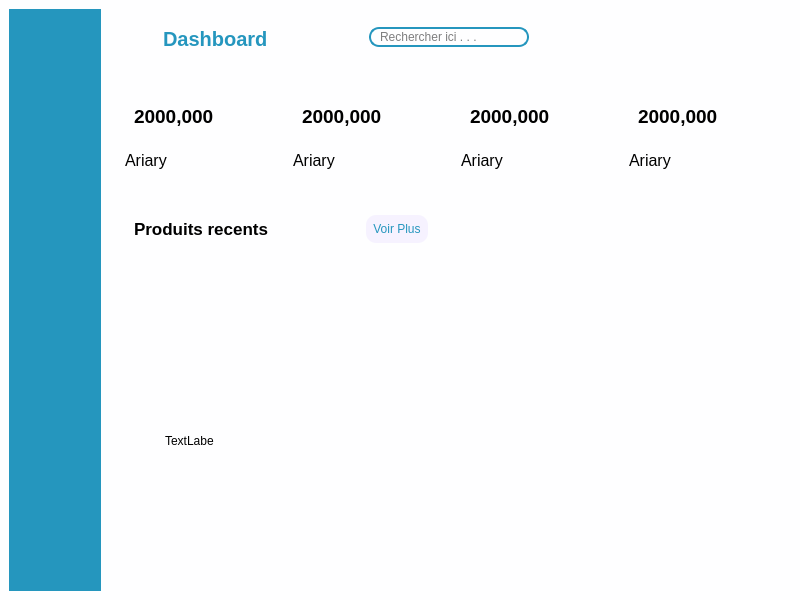
Qt form views/main_window.ui (ninohantonio/Store-Management) before a commit.
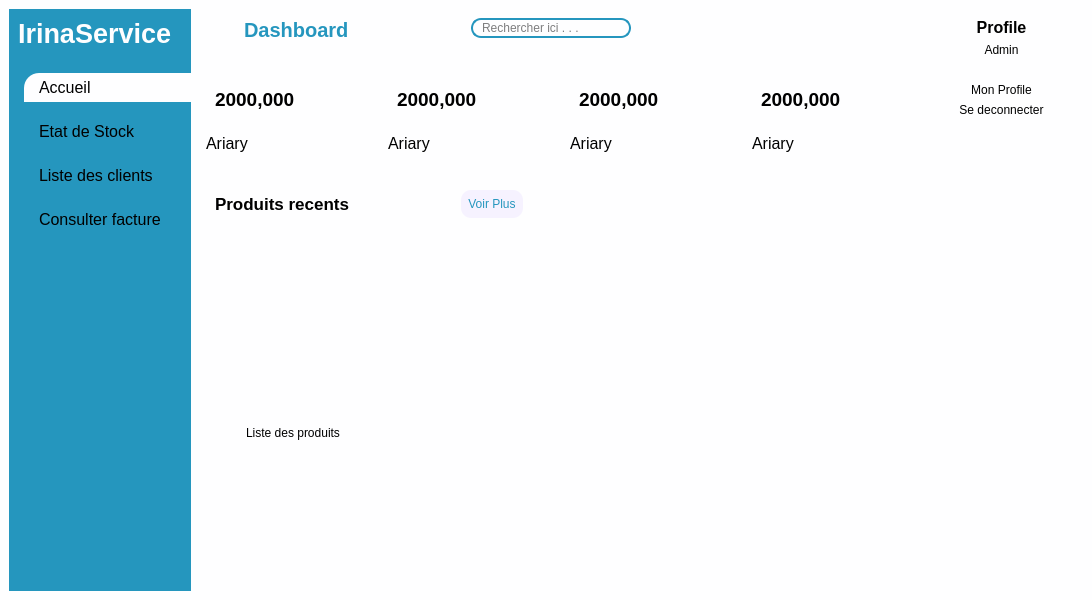
The same form after that commit. Icons and pictures are not drawn.

```diff
--- a/views/main_window.ui
+++ b/views/main_window.ui
@@ -6,17 +6,17 @@
    <rect>
     <x>0</x>
     <y>0</y>
-    <width>800</width>
+    <width>1092</width>
     <height>600</height>
    </rect>
   </property>
   <property name="windowTitle">
-   <string>MainWindow</string>
+   <string>Irina Service</string>
   </property>
   <widget class="QWidget" name="centralwidget">
    <property name="styleSheet">
     <string notr="true">#centralwidget{
-	background-color: #fefeff
+	background-color: #fefeff;
 }
 
 *{
@@ -53,11 +53,261 @@
 	padding: 7px;
 	border-radius: 10px;
 	box-shadow: 0px 0px 10px 0px #000;
+}
+
+#irinaServiceLabel{
+	color: #fefeff;
+}
+
+#menuFrame QPushButton{
+	text-align: left;
+	padding: 5px 15px;
+}
+
+#menuFrame #btn1{
+	background-color: #fefeff;
+	border-top-left-radius: 15px;
+}
+
+#profileContainer{
+	background-color: #fefeff;
+	border-radius: 20px;
 }</string>
    </property>
    <layout class="QHBoxLayout" name="horizontalLayout">
+    <property name="rightMargin">
+     <number>0</number>
+    </property>
     <item>
-     <widget class="QWidget" name="leftMenu" native="true"/>
+     <widget class="QWidget" name="leftMenu" native="true">
+      <layout class="QVBoxLayout" name="verticalLayout_7">
+       <property name="spacing">
+        <number>0</number>
+       </property>
+       <property name="leftMargin">
+        <number>0</number>
+       </property>
+       <property name="topMargin">
+        <number>0</number>
+       </property>
+       <property name="rightMargin">
+        <number>0</number>
+       </property>
+       <property name="bottomMargin">
+        <number>0</number>
+       </property>
+       <item>
+        <widget class="QFrame" name="frame_7">
+         <property name="sizePolicy">
+          <sizepolicy hsizetype="Preferred" vsizetype="Expanding">
+           <horstretch>0</horstretch>
+           <verstretch>0</verstretch>
+          </sizepolicy>
+         </property>
+         <property name="frameShape">
+          <enum>QFrame::Shape::StyledPanel</enum>
+         </property>
+         <property name="frameShadow">
+          <enum>QFrame::Shadow::Raised</enum>
+         </property>
+         <layout class="QVBoxLayout" name="verticalLayout_8">
+          <property name="spacing">
+           <number>0</number>
+          </property>
+          <property name="leftMargin">
+           <number>0</number>
+          </property>
+          <property name="topMargin">
+           <number>0</number>
+          </property>
+          <property name="rightMargin">
+           <number>0</number>
+          </property>
+          <property name="bottomMargin">
+           <number>0</number>
+          </property>
+          <item alignment="Qt::AlignmentFlag::AlignTop">
+           <widget class="QFrame" name="frame_8">
+            <property name="frameShape">
+             <enum>QFrame::Shape::StyledPanel</enum>
+            </property>
+            <property name="frameShadow">
+             <enum>QFrame::Shadow::Raised</enum>
+            </property>
+            <layout class="QHBoxLayout" name="horizontalLayout_14">
+             <item alignment="Qt::AlignmentFlag::AlignTop">
+              <widget class="QLabel" name="irinaServiceLabel">
+               <property name="font">
+                <font>
+                 <pointsize>20</pointsize>
+                 <bold>true</bold>
+                </font>
+               </property>
+               <property name="text">
+                <string>IrinaService</string>
+               </property>
+              </widget>
+             </item>
+            </layout>
+           </widget>
+          </item>
+          <item>
+           <widget class="QFrame" name="frame_9">
+            <property name="sizePolicy">
+             <sizepolicy hsizetype="Preferred" vsizetype="Expanding">
+              <horstretch>0</horstretch>
+              <verstretch>0</verstretch>
+             </sizepolicy>
+            </property>
+            <property name="frameShape">
+             <enum>QFrame::Shape::StyledPanel</enum>
+            </property>
+            <property name="frameShadow">
+             <enum>QFrame::Shadow::Raised</enum>
+            </property>
+            <layout class="QVBoxLayout" name="verticalLayout_10">
+             <property name="spacing">
+              <number>0</number>
+             </property>
+             <property name="leftMargin">
+              <number>5</number>
+             </property>
+             <property name="topMargin">
+              <number>15</number>
+             </property>
+             <property name="rightMargin">
+              <number>0</number>
+             </property>
+             <property name="bottomMargin">
+              <number>0</number>
+             </property>
+             <item alignment="Qt::AlignmentFlag::AlignTop">
+              <widget class="QFrame" name="menuFrame">
+               <property name="sizePolicy">
+                <sizepolicy hsizetype="Preferred" vsizetype="Expanding">
+                 <horstretch>0</horstretch>
+                 <verstretch>0</verstretch>
+                </sizepolicy>
+               </property>
+               <property name="frameShape">
+                <enum>QFrame::Shape::StyledPanel</enum>
+               </property>
+               <property name="frameShadow">
+                <enum>QFrame::Shadow::Raised</enum>
+               </property>
+               <layout class="QVBoxLayout" name="verticalLayout_9">
+                <property name="spacing">
+                 <number>15</number>
+                </property>
+                <property name="leftMargin">
+                 <number>10</number>
+                </property>
+                <property name="topMargin">
+                 <number>0</number>
+                </property>
+                <property name="rightMargin">
+                 <number>0</number>
+                </property>
+                <item>
+                 <widget class="QPushButton" name="btn1">
+                  <property name="font">
+                   <font>
+                    <pointsize>12</pointsize>
+                    <bold>false</bold>
+                   </font>
+                  </property>
+                  <property name="text">
+                   <string>Accueil</string>
+                  </property>
+                  <property name="icon">
+                   <iconset resource="resources.qrc">
+                    <normaloff>:/icons/icons/home.png</normaloff>:/icons/icons/home.png</iconset>
+                  </property>
+                  <property name="iconSize">
+                   <size>
+                    <width>22</width>
+                    <height>22</height>
+                   </size>
+                  </property>
+                 </widget>
+                </item>
+                <item>
+                 <widget class="QPushButton" name="pushButton_2">
+                  <property name="font">
+                   <font>
+                    <pointsize>12</pointsize>
+                   </font>
+                  </property>
+                  <property name="text">
+                   <string>Etat de Stock</string>
+                  </property>
+                  <property name="icon">
+                   <iconset resource="resources.qrc">
+                    <normaloff>:/icons/icons/stock.png</normaloff>:/icons/icons/stock.png</iconset>
+                  </property>
+                  <property name="iconSize">
+                   <size>
+                    <width>22</width>
+                    <height>22</height>
+                   </size>
+                  </property>
+                 </widget>
+                </item>
+                <item>
+                 <widget class="QPushButton" name="pushButton_3">
+                  <property name="font">
+                   <font>
+                    <pointsize>12</pointsize>
+                   </font>
+                  </property>
+                  <property name="text">
+                   <string>Liste des clients</string>
+                  </property>
+                  <property name="icon">
+                   <iconset resource="resources.qrc">
+                    <normaloff>:/icons/icons/people.png</normaloff>:/icons/icons/people.png</iconset>
+                  </property>
+                  <property name="iconSize">
+                   <size>
+                    <width>22</width>
+                    <height>22</height>
+                   </size>
+                  </property>
+                 </widget>
+                </item>
+                <item>
+                 <widget class="QPushButton" name="pushButton_4">
+                  <property name="font">
+                   <font>
+                    <pointsize>12</pointsize>
+                   </font>
+                  </property>
+                  <property name="text">
+                   <string>Consulter facture</string>
+                  </property>
+                  <property name="icon">
+                   <iconset resource="resources.qrc">
+                    <normaloff>:/icons/icons/facture.png</normaloff>:/icons/icons/facture.png</iconset>
+                  </property>
+                  <property name="iconSize">
+                   <size>
+                    <width>19</width>
+                    <height>19</height>
+                   </size>
+                  </property>
+                 </widget>
+                </item>
+               </layout>
+              </widget>
+             </item>
+            </layout>
+           </widget>
+          </item>
+         </layout>
+        </widget>
+       </item>
+      </layout>
+     </widget>
     </item>
     <item>
      <widget class="QWidget" name="mainContainer" native="true">
@@ -80,7 +330,22 @@
        <item alignment="Qt::AlignmentFlag::AlignTop">
         <widget class="QWidget" name="headerFrame" native="true">
          <layout class="QHBoxLayout" name="horizontalLayout_2">
-          <item alignment="Qt::AlignmentFlag::AlignLeft">
+          <property name="spacing">
+           <number>10</number>
+          </property>
+          <property name="leftMargin">
+           <number>0</number>
+          </property>
+          <property name="topMargin">
+           <number>0</number>
+          </property>
+          <property name="rightMargin">
+           <number>0</number>
+          </property>
+          <property name="bottomMargin">
+           <number>10</number>
+          </property>
+          <item alignment="Qt::AlignmentFlag::AlignLeft|Qt::AlignmentFlag::AlignTop">
            <widget class="QWidget" name="widget" native="true">
             <layout class="QHBoxLayout" name="horizontalLayout_3">
              <item>
@@ -116,7 +381,7 @@
             </layout>
            </widget>
           </item>
-          <item alignment="Qt::AlignmentFlag::AlignHCenter">
+          <item alignment="Qt::AlignmentFlag::AlignHCenter|Qt::AlignmentFlag::AlignTop">
            <widget class="QWidget" name="widget_2" native="true">
             <layout class="QHBoxLayout" name="horizontalLayout_4">
              <item alignment="Qt::AlignmentFlag::AlignTop">
@@ -225,6 +490,21 @@
        <item>
         <widget class="QWidget" name="cardFrame" native="true">
          <layout class="QHBoxLayout" name="horizontalLayout_7">
+          <property name="spacing">
+           <number>20</number>
+          </property>
+          <property name="leftMargin">
+           <number>0</number>
+          </property>
+          <property name="topMargin">
+           <number>0</number>
+          </property>
+          <property name="rightMargin">
+           <number>0</number>
+          </property>
+          <property name="bottomMargin">
+           <number>10</number>
+          </property>
           <item>
            <widget class="QFrame" name="card1">
             <property name="frameShape">
@@ -234,7 +514,7 @@
              <enum>QFrame::Shadow::Raised</enum>
             </property>
             <layout class="QVBoxLayout" name="verticalLayout_2">
-             <item alignment="Qt::AlignmentFlag::AlignTop">
+             <item alignment="Qt::AlignmentFlag::AlignHCenter|Qt::AlignmentFlag::AlignTop">
               <widget class="QFrame" name="frame">
                <property name="frameShape">
                 <enum>QFrame::Shape::StyledPanel</enum>
@@ -256,7 +536,7 @@
                   </property>
                  </widget>
                 </item>
-                <item>
+                <item alignment="Qt::AlignmentFlag::AlignTop">
                  <widget class="QLabel" name="label_3">
                   <property name="minimumSize">
                    <size>
@@ -539,6 +819,21 @@
        <item>
         <widget class="QWidget" name="mainFrame" native="true">
          <layout class="QHBoxLayout" name="horizontalLayout_12">
+          <property name="spacing">
+           <number>20</number>
+          </property>
+          <property name="leftMargin">
+           <number>0</number>
+          </property>
+          <property name="topMargin">
+           <number>0</number>
+          </property>
+          <property name="rightMargin">
+           <number>0</number>
+          </property>
+          <property name="bottomMargin">
+           <number>0</number>
+          </property>
           <item>
            <widget class="QWidget" name="widget_4" native="true">
             <property name="sizePolicy">
@@ -603,12 +898,12 @@
                  <rect>
                   <x>40</x>
                   <y>40</y>
-                  <width>49</width>
+                  <width>111</width>
                   <height>16</height>
                  </rect>
                 </property>
                 <property name="text">
-                 <string>TextLabel</string>
+                 <string>Liste des produits</string>
                 </property>
                </widget>
               </widget>
@@ -625,6 +920,108 @@
       </layout>
      </widget>
     </item>
+    <item alignment="Qt::AlignmentFlag::AlignTop">
+     <widget class="QWidget" name="profileContainer" native="true">
+      <layout class="QVBoxLayout" name="verticalLayout_11">
+       <property name="spacing">
+        <number>0</number>
+       </property>
+       <property name="leftMargin">
+        <number>0</number>
+       </property>
+       <property name="topMargin">
+        <number>0</number>
+       </property>
+       <property name="rightMargin">
+        <number>0</number>
+       </property>
+       <property name="bottomMargin">
+        <number>0</number>
+       </property>
+       <item alignment="Qt::AlignmentFlag::AlignTop">
+        <widget class="QFrame" name="frame_10">
+         <property name="minimumSize">
+          <size>
+           <width>100</width>
+           <height>0</height>
+          </size>
+         </property>
+         <property name="frameShape">
+          <enum>QFrame::Shape::StyledPanel</enum>
+         </property>
+         <property name="frameShadow">
+          <enum>QFrame::Shadow::Raised</enum>
+         </property>
+         <layout class="QVBoxLayout" name="verticalLayout_12">
+          <item alignment="Qt::AlignmentFlag::AlignTop">
+           <widget class="QLabel" name="label_18">
+            <property name="font">
+             <font>
+              <pointsize>12</pointsize>
+              <bold>true</bold>
+             </font>
+            </property>
+            <property name="text">
+             <string>Profile</string>
+            </property>
+            <property name="alignment">
+             <set>Qt::AlignmentFlag::AlignCenter</set>
+            </property>
+           </widget>
+          </item>
+          <item alignment="Qt::AlignmentFlag::AlignTop">
+           <widget class="QLabel" name="label_17">
+            <property name="text">
+             <string>Admin</string>
+            </property>
+            <property name="alignment">
+             <set>Qt::AlignmentFlag::AlignCenter</set>
+            </property>
+           </widget>
+          </item>
+          <item alignment="Qt::AlignmentFlag::AlignHCenter|Qt::AlignmentFlag::AlignTop">
+           <widget class="QLabel" name="label_16">
+            <property name="text">
+             <string/>
+            </property>
+            <property name="pixmap">
+             <pixmap resource="resources.qrc">:/icons/icons/avatar.png</pixmap>
+            </property>
+            <property name="alignment">
+             <set>Qt::AlignmentFlag::AlignCenter</set>
+            </property>
+           </widget>
+          </item>
+          <item alignment="Qt::AlignmentFlag::AlignTop">
+           <widget class="QPushButton" name="pushButton">
+            <property name="text">
+             <string>Mon Profile</string>
+            </property>
+           </widget>
+          </item>
+          <item alignment="Qt::AlignmentFlag::AlignTop">
+           <widget class="QPushButton" name="pushButton_5">
+            <property name="text">
+             <string>Se deconnecter</string>
+            </property>
+            <property name="icon">
+             <iconset resource="resources.qrc">
+              <normaloff>:/icons/icons/logout.png</normaloff>:/icons/icons/logout.png</iconset>
+            </property>
+            <property name="iconSize">
+             <size>
+              <width>18</width>
+              <height>18</height>
+             </size>
+            </property>
+           </widget>
+          </item>
+         </layout>
+        </widget>
+       </item>
+      </layout>
+     </widget>
+    </item>
    </layout>
   </widget>
  </widget>
```
